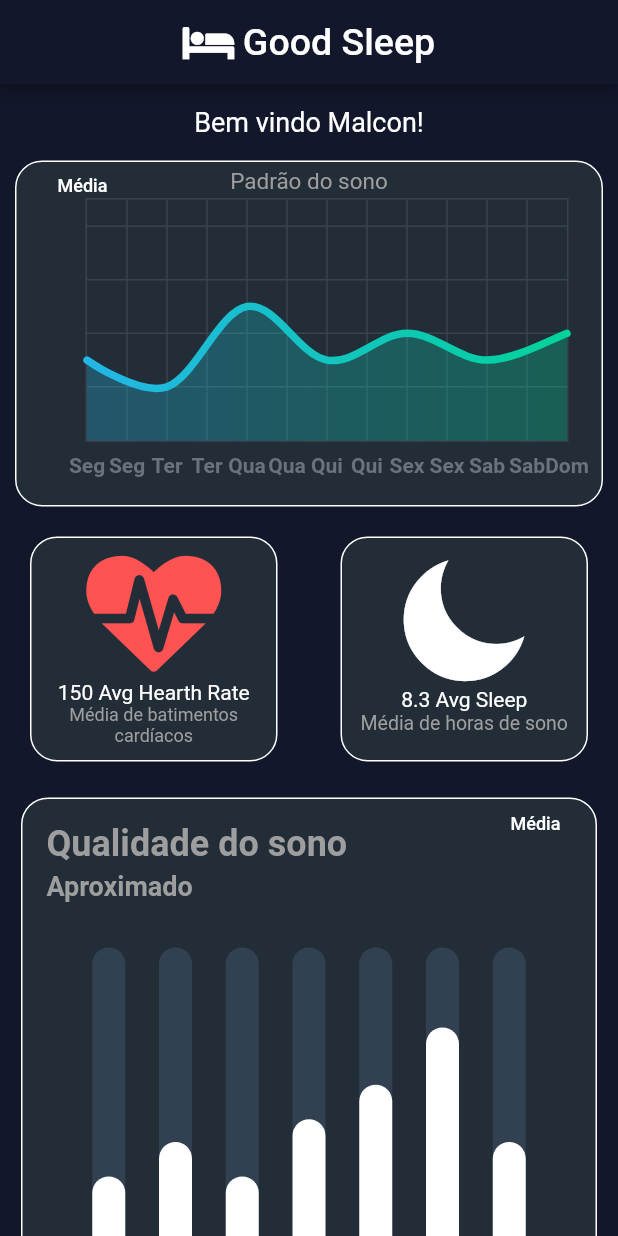
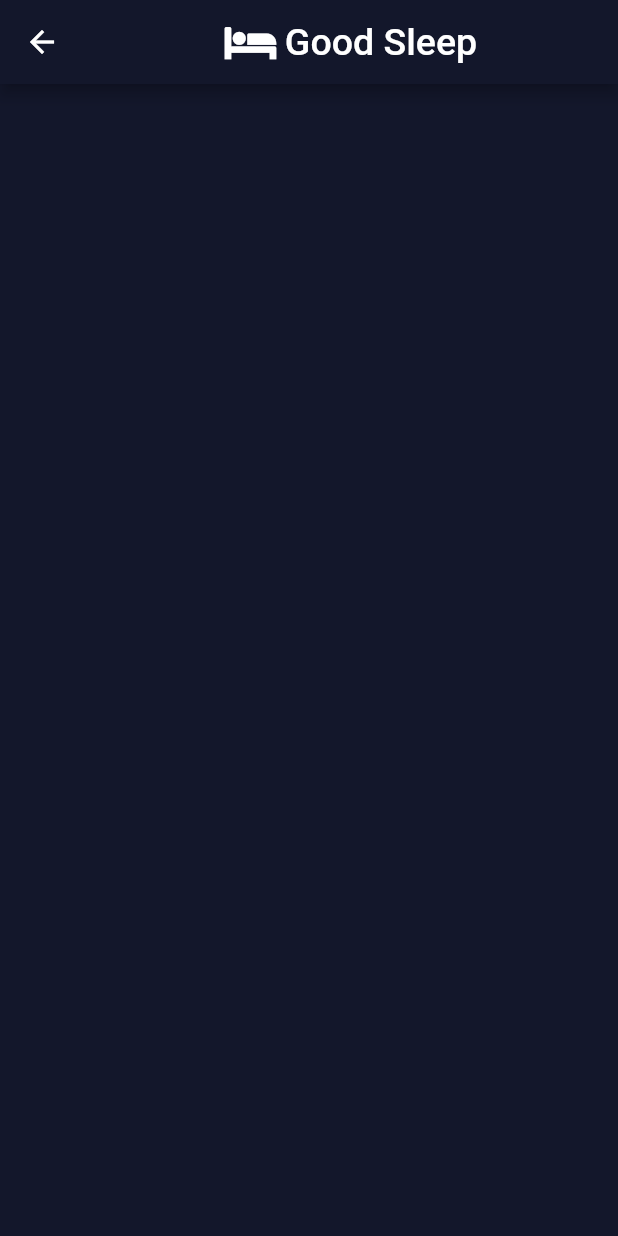
Before and after one commit to gabrielbnetto/GoodSleep, a Flutter app: the screen it shows after launch, after a tap on "Média", on a phone screen of 412 x 824 dp. Run offline on Flutter 3.47's test engine with Material 2 defaults, Android fonts, the phone set to English and light mode, and no system bars; drawn by our look-alikes of fl_chart.

Commit message:
Criando páginas QualitySleep e TimeSleep

```diff
--- /dev/null
+++ b/lib/pages/detalhes/time_sleep_page.dart
@@ -0,0 +1,32 @@
+import 'package:flutter/material.dart';
+import 'package:good_sleep/shared/good_sleep_icons.dart';
+
+class TimeSleepPage extends StatelessWidget {
+
+  @override
+  Widget build(BuildContext context) {
+    return Scaffold(
+       appBar: AppBar(
+        title: Row(
+          mainAxisAlignment: MainAxisAlignment.center,
+          children: <Widget>[
+            Container(
+              padding: EdgeInsets.only(right: 10),
+              child: Icon(GoodSleep.bed, size:30, color: Colors.white)
+            ),
+
+            Text('Good Sleep', style: TextStyle(fontSize: 25, color: Colors.white))
+          ]
+        ),
+        backgroundColor: Color(0xff13172b),
+        // elevation: 0.0,
+      ),
+      body: _construirDetalheChart(),
+      backgroundColor: Color(0xff13172b),
+    );
+  }
+
+  _construirDetalheChart() {
+
+  }
+}
--- a/lib/pages/home/home_page.dart
+++ b/lib/pages/home/home_page.dart
@@ -1,5 +1,7 @@
 import 'package:fl_chart/fl_chart.dart';
 import 'package:flutter/material.dart';
+import 'package:good_sleep/pages/detalhes/quality_sleep_page.dart';
+import 'package:good_sleep/pages/detalhes/time_sleep_page.dart';
 import 'package:good_sleep/shared/good_sleep_icons.dart';
 
 class HomePage extends StatefulWidget {
@@ -76,17 +78,20 @@ class HomePageState extends State<HomePage>{
               ),
             ),
           ),
-          SizedBox(
+          Positioned(
+            left: -5,
+            child:SizedBox(
             width: 90,
             height: 34,
             child: FlatButton(
               onPressed: () {
-              //TODO: CHAMA PAGINA COM MAIS DETALHES
+                Navigator.push(context, MaterialPageRoute(builder: (context) => TimeSleepPage()));
               },
               child: Text(
                 'Média',
                 style: TextStyle(
                     fontSize: 12, color: Colors.white),
+              )
               )
             )
           ),
@@ -341,7 +346,7 @@ class HomePageState extends State<HomePage>{
           height: 34,
           child: FlatButton(
             onPressed: () {
-              //TODO: CHAMA PAGINA COM MAIS DETALHES
+              Navigator.push(context, MaterialPageRoute(builder: (context) => QualitySleepPage()));
             },
             child: Text(
               'Média',
```
Also changed, not shown: lib/pages/detalhes/quality_sleep_page.dart (added, +32 -0 lines). Lines whose indentation alone changed are shown as unchanged.
